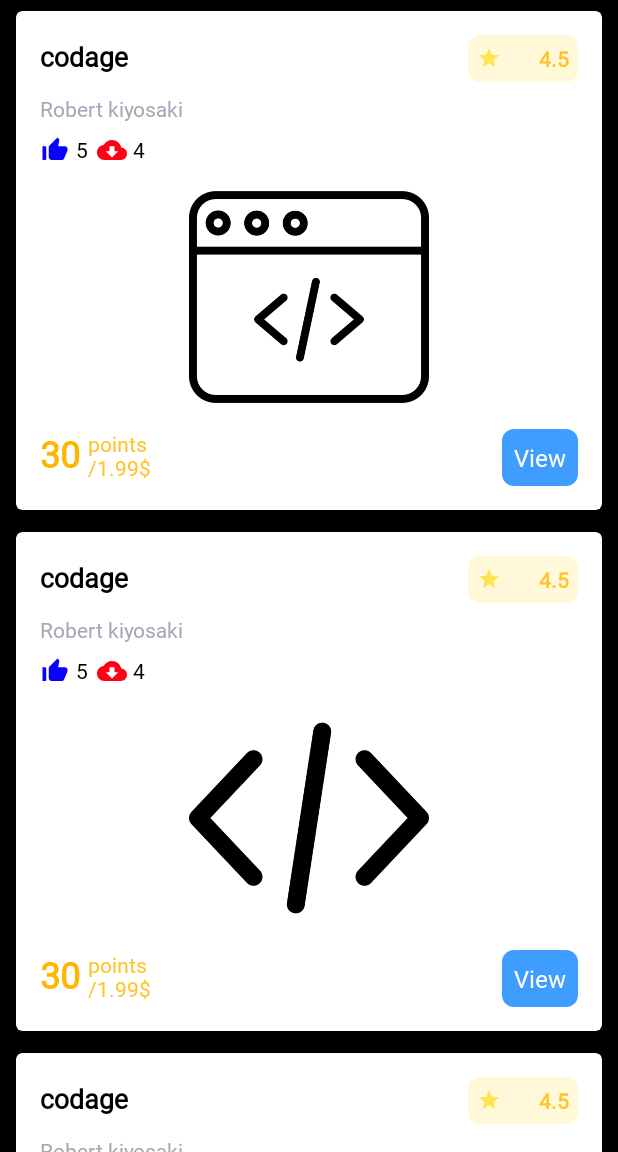
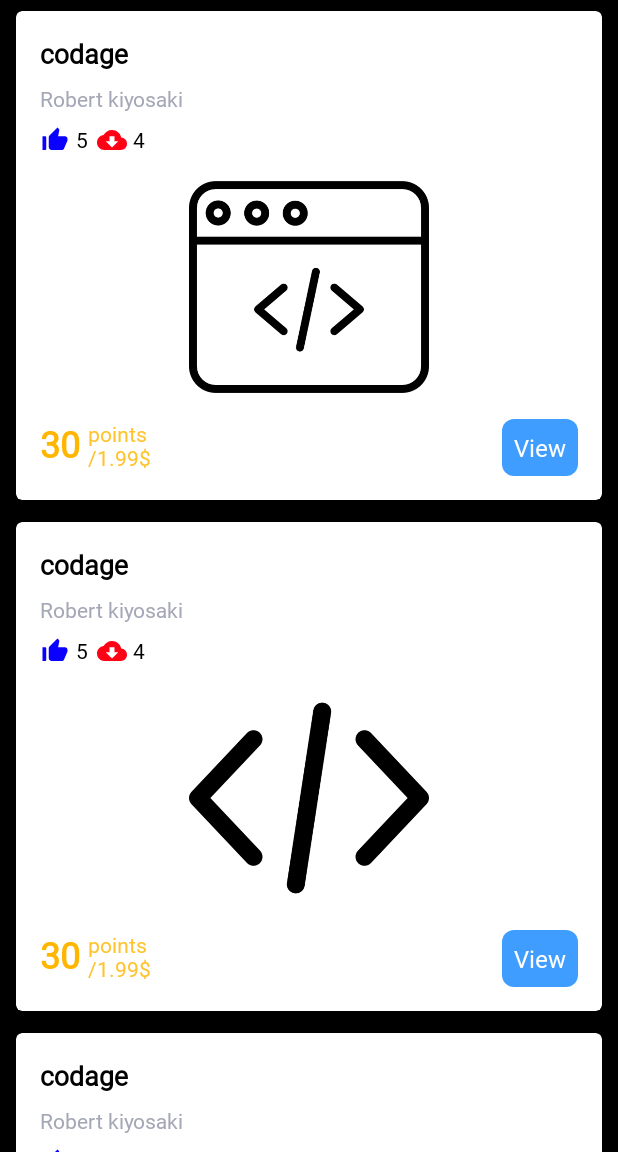
Before and after one commit to BabiMumba/crud_firebase_firestore, an Android app: the AchatActivity screen opened directly, with no data from a screen before it, on a phone screen of 412 x 824 dp, the part 84-1236 px from its top. Run offline under Robolectric (Android 15) with nearby library versions, the phone set to English and light mode, and no system bars.

Commit message:
add new file

```diff
--- a/app/src/main/res/layout/fragment_home.xml
+++ b/app/src/main/res/layout/fragment_home.xml
@@ -9,7 +9,7 @@
        android:layout_width="match_parent"
        android:layout_height="match_parent"
        android:id="@+id/recycler_view"
-       tools:listitem="@layout/list_item"
+       tools:listitem="@layout/my_grid_view"
        />
 
 </FrameLayout>
--- a/app/src/main/res/layout/my_grid_view.xml
+++ b/app/src/main/res/layout/my_grid_view.xml
@@ -27,28 +27,16 @@
 
             <TextView
                 android:id="@+id/titre"
-                android:layout_width="wrap_content"
+                android:layout_width="match_parent"
                 android:layout_height="wrap_content"
                 android:layout_weight="90"
                 android:fontFamily="@font/calibri"
-                android:text="BMW X4 Sports"
+                android:text="@string/news_a"
                 android:textColor="#000000"
                 android:textSize="18sp"
                 android:textStyle="bold" />
 
-            <TextView
-                android:layout_width="wrap_content"
-                android:layout_height="wrap_content"
-                android:layout_weight="10"
-                android:background="@drawable/light_orange_rounded_shape"
-                android:drawableLeft="@drawable/ic_star_yellow_24dp"
-                android:fontFamily="@font/calibri"
-                android:padding="6dp"
-                android:text="4.5"
-                android:textAlignment="textEnd"
-                android:textColor="#ffc32d"
-                android:textSize="14sp"
-                android:textStyle="bold" />
+
 
         </LinearLayout>
 
```
Also changed, not shown: app/src/main/java/com/bstonetech/achatapp/HomeFragment.kt (+33 -2 lines), app/src/main/java/com/bstonetech/achatapp/adapter/NewAdapter.kt (+13 -4 lines).
